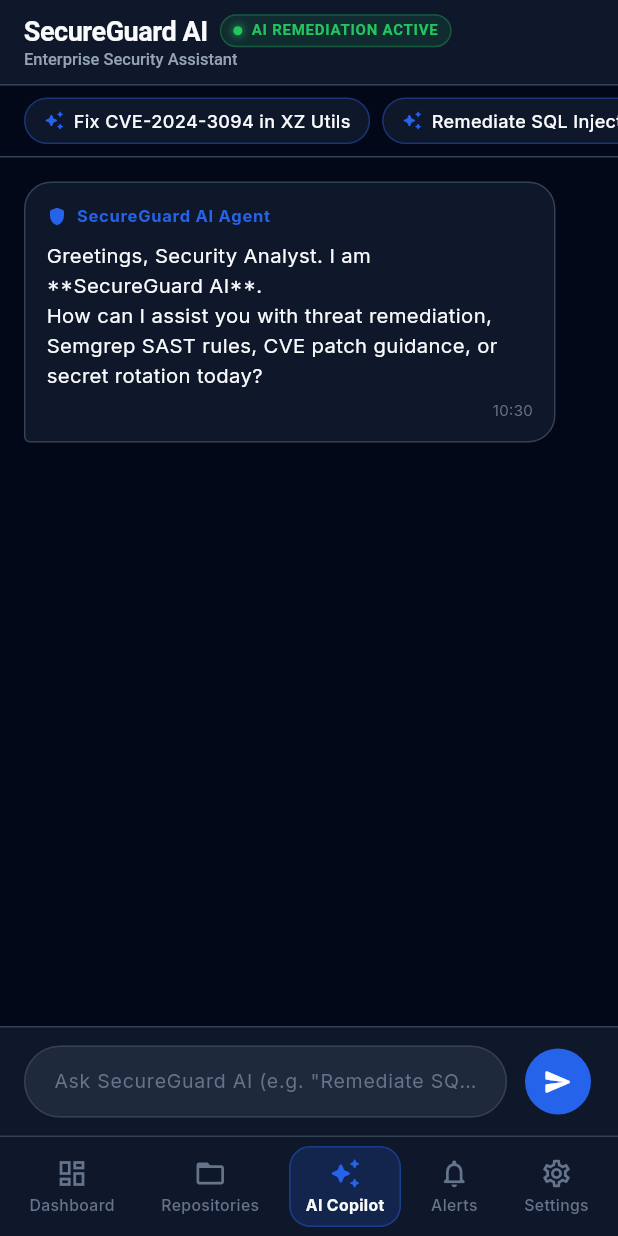
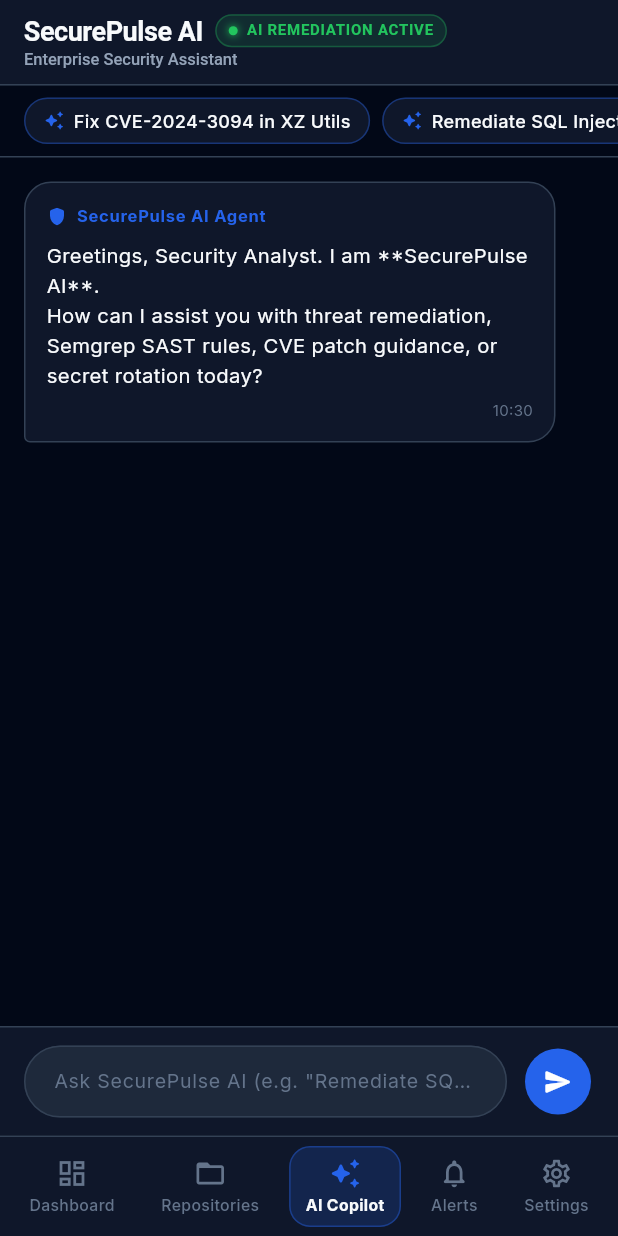
Before and after one commit to NATTOMR/secureguard-mobile, a Flutter app: the AiAssistantScreen screen opened by its route, on a phone screen of 412 x 824 dp. Run offline on Flutter 3.47's test engine with Material 3 defaults, Android fonts, the phone set to English and light mode, and no system bars; drawn by our look-alikes of flutter_animate; our stand-ins replace connectivity_plus, dio, equatable, firebase_core, firebase_messaging, fl_chart and 9 more; accounts and stored records are empty.

Commit message:
feat: rebrand application display name to SecurePulse

````diff
--- a/lib/core/constants/app_strings.dart
+++ b/lib/core/constants/app_strings.dart
@@ -2,14 +2,14 @@
   AppStrings._();
 
   // Branding
-  static const String appName = 'SecureGuard';
+  static const String appName = 'SecurePulse';
   static const String appTagline = 'Enterprise Security Platform';
   static const String appVersion = 'v2.4.0 (Build 1082)';
 
   // Main 5 Navigation Items
   static const String navDashboard = 'Dashboard';
   static const String navRepositories = 'Repositories';
-  static const String navAiAssistant = 'SecureGuard AI';
+  static const String navAiAssistant = 'SecurePulse AI';
   static const String navAlerts = 'Alerts';
   static const String navSettings = 'Settings';
   static const String navProfile = 'Profile';
@@ -18,7 +18,7 @@
 
   // Auth Strings
   static const String loginTitle = 'Enterprise Security Login';
-  static const String loginSubtitle = 'Authenticate using your SecureGuard credentials or SSO';
+  static const String loginSubtitle = 'Authenticate using your SecurePulse credentials or SSO';
   static const String githubLogin = 'Continue with GitHub';
   static const String emailLogin = 'Continue with Email';
   static const String offlineLogin = 'Continue in Demo / Offline Mode';
@@ -42,8 +42,8 @@
   static const String quickActions = 'Quick Actions';
 
   // AI Assistant
-  static const String aiTitle = 'SecureGuard AI';
+  static const String aiTitle = 'SecurePulse AI';
   static const String aiSubtitle = 'Enterprise Security Assistant';
   static const String aiWelcome =
-      'Greetings, Security Analyst. I am **SecureGuard AI**.\nHow can I assist you with threat remediation, Semgrep SAST rules, CVE patch guidance, or secret rotation today?';
+      'Greetings, Security Analyst. I am **SecurePulse AI**.\nHow can I assist you with threat remediation, Semgrep SAST rules, CVE patch guidance, or secret rotation today?';
 }
--- a/lib/core/services/biometric_service.dart
+++ b/lib/core/services/biometric_service.dart
@@ -20,7 +20,7 @@
       if (!isAvailable) return false;
 
       return await _auth.authenticate(
-        localizedReason: 'Scan fingerprint or Face ID to access SecureGuard Enterprise Platform',
+        localizedReason: 'Scan fingerprint or Face ID to access SecurePulse Enterprise Platform',
         options: const AuthenticationOptions(
           stickyAuth: true,
           biometricOnly: true,
--- a/lib/features/ai/data/ai_repository.dart
+++ b/lib/features/ai/data/ai_repository.dart
@@ -74,7 +74,7 @@
           '4. **Git History Scrub:** Use `git-filter-repo` to purge the commit containing the secret.';
     }
 
-    return '### 🛡️ SecureGuard AI Analysis\n\n'
+    return '### 🛡️ SecurePulse AI Analysis\n\n'
         'I have analyzed your security inquiry regarding **"$query"**.\n\n'
         '- **Recommended Action:** Review the affected code branch and ensure all input is validated and sanitized.\n'
         '- **SAST Check:** Enforce Semgrep security rules before merging PRs.\n'
--- a/lib/features/ai/presentation/ai_assistant_screen.dart
+++ b/lib/features/ai/presentation/ai_assistant_screen.dart
@@ -196,7 +196,7 @@
                       controller: _promptController,
                       style: TextStyle(color: AppColors.textPrimary, fontSize: 14),
                       decoration: InputDecoration(
-                        hintText: 'Ask SecureGuard AI (e.g. "Remediate SQL injection")...',
+                        hintText: 'Ask SecurePulse AI (e.g. "Remediate SQL injection")...',
                         hintStyle: TextStyle(color: AppColors.textMuted, fontSize: 13),
                         contentPadding: const EdgeInsets.symmetric(horizontal: 16, vertical: 12),
                         filled: true,
@@ -290,7 +290,7 @@
                   Icon(Icons.shield_rounded, size: 14, color: AppColors.primary),
                   SizedBox(width: 6),
                   Text(
-                    'SecureGuard AI Agent',
+                    'SecurePulse AI Agent',
                     style: TextStyle(
                       fontSize: 11,
                       fontWeight: FontWeight.bold,
--- a/lib/features/alerts/presentation/alert_detail_screen.dart
+++ b/lib/features/alerts/presentation/alert_detail_screen.dart
@@ -135,7 +135,7 @@
 
                 // Action Buttons
                 SGButton(
-                  label: 'Remediate with SecureGuard AI',
+                  label: 'Remediate with SecurePulse AI',
                   icon: const Icon(Icons.auto_awesome_rounded, color: Colors.white, size: 20),
                   onPressed: () {
                     context.go(AppRouter.aiAssistant);
--- a/lib/features/auth/presentation/login_screen.dart
+++ b/lib/features/auth/presentation/login_screen.dart
@@ -170,7 +170,7 @@
                       crossAxisAlignment: CrossAxisAlignment.start,
                       children: [
                         Text(
-                          'SecureGuard',
+                          'SecurePulse',
                           style: TextStyle(fontSize: 20, fontWeight: FontWeight.bold, color: AppColors.textPrimary),
                         ),
                         const Text(
--- a/lib/features/dashboard/presentation/dashboard_screen.dart
+++ b/lib/features/dashboard/presentation/dashboard_screen.dart
@@ -29,7 +29,7 @@
       body: dashboardAsync.when(
         data: (data) => _buildDashboardContent(context, ref, data),
         loading: () => const Center(
-          child: SGLoading(message: 'Connecting to SecureGuard SOC engine...'),
+          child: SGLoading(message: 'Connecting to SecurePulse SOC engine...'),
         ),
         error: (err, stack) => SGErrorView(
           message: 'Unable to load dashboard telemetry: $err',
@@ -263,7 +263,7 @@
               ),
               const SizedBox(width: 12),
               QuickActionCard(
-                title: 'Ask SecureGuard AI',
+                title: 'Ask SecurePulse AI',
                 subtitle: 'Remediation Chat',
                 icon: Icons.auto_awesome_rounded,
                 accentColor: const Color(0xFF8B5CF6),
--- a/lib/features/profile/profile_screen.dart
+++ b/lib/features/profile/profile_screen.dart
@@ -80,7 +80,7 @@
 
             // Logout Button
             SGButton(
-              label: 'Sign Out of SecureGuard Platform',
+              label: 'Sign Out of SecurePulse Platform',
               variant: SGButtonVariant.danger,
               icon: const Icon(Icons.logout_rounded, color: Colors.white),
               onPressed: () {
--- a/lib/features/settings/presentation/settings_screen.dart
+++ b/lib/features/settings/presentation/settings_screen.dart
@@ -214,7 +214,7 @@
           ],
         ),
         content: Text(
-          'You will be signed out of the SecureGuard SOC platform. Any unsaved triage state will be cleared.',
+          'You will be signed out of the SecurePulse SOC platform. Any unsaved triage state will be cleared.',
           style: TextStyle(color: AppColors.textSecondary, fontSize: 13, height: 1.4),
         ),
         actions: [
@@ -906,7 +906,7 @@
                       ),
                       const SizedBox(height: 2),
                       Text(
-                        'Org: SecureGuard-Enterprise • 8 Repos Active',
+                        'Org: SecurePulse-Enterprise • 8 Repos Active',
                         style: TextStyle(fontSize: 11, color: AppColors.textMuted),
                         overflow: TextOverflow.ellipsis,
                       ),
--- a/lib/features/splash/splash_screen.dart
+++ b/lib/features/splash/splash_screen.dart
@@ -88,7 +88,7 @@
 
                 // Platform Title
                 Text(
-                  'SecureGuard',
+                  'SecurePulse',
                   style: Theme.of(context).textTheme.displayLarge?.copyWith(
                         fontSize: 34,
                         letterSpacing: -1,
--- a/lib/repositories/ai_repository.dart
+++ b/lib/repositories/ai_repository.dart
@@ -13,12 +13,12 @@
 ```
 3. **Verify Integrity**:
 Run `lzma --version` and verify build checksum against vendor bulletin.
-4. **CI Gate Policy**: Enforce automated dependency blocker rule in SecureGuard policy engine.
+4. **CI Gate Policy**: Enforce automated dependency blocker rule in SecurePulse policy engine.
 ''';
     }
 
     return '''
-### SecureGuard Copilot Response
+### SecurePulse Copilot Response
 
 To remediate this security finding, implement parameter validation and sanitization at the API gateway layer:
 
--- a/pubspec.yaml
+++ b/pubspec.yaml
@@ -1,5 +1,5 @@
 name: secureguard_mobile
-description: Official Mobile Application for SecureGuard Enterprise Security Platform.
+description: Official Mobile Application for SecurePulse Enterprise Security Platform.
 publish_to: 'none'
 version: 1.0.0+1
 
````
Also changed, not shown: 1 other file.
